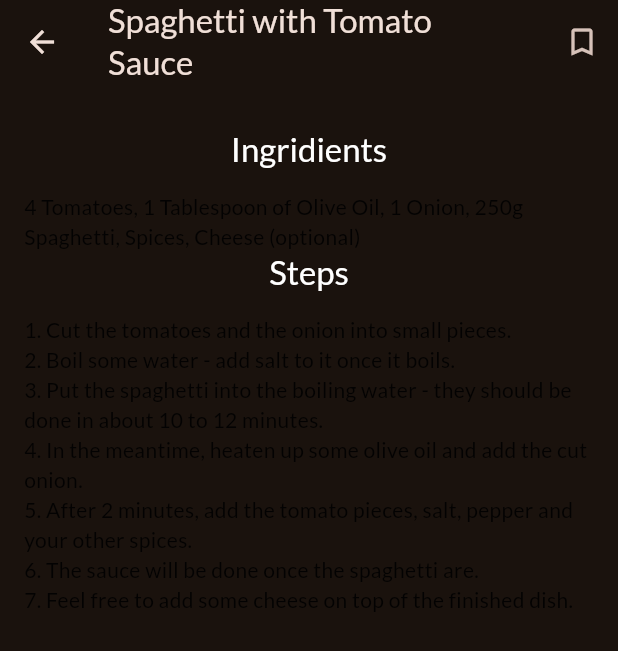
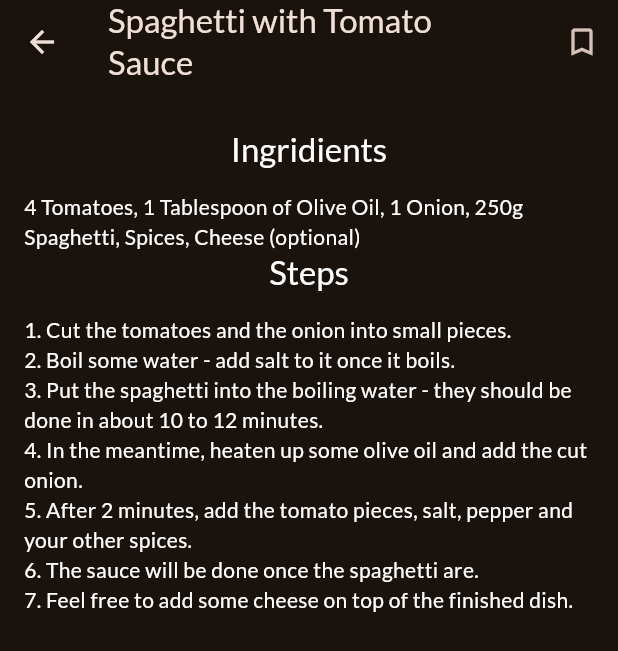
Before and after one commit to EncouragedEntity/meals_app, a Flutter app: the MealDetailsPage screen opened directly with sample values from the repository, on a phone screen of 412 x 824 dp. Shown: the top 651 px of the screen. Run offline on Flutter 3.47's test engine with Material 2 defaults, Android fonts, the phone set to English and light mode, and no system bars; our stand-ins replace google_fonts, transparent_image; network calls fail.

Commit message:
Update main.dart

```diff
--- a/lib/main.dart
+++ b/lib/main.dart
@@ -1,13 +1,10 @@
 import 'package:flutter/material.dart';
 import 'package:google_fonts/google_fonts.dart';
-
-import 'categories.dart';
-
+import 'package:meals_app/pages/tabs.dart';
 
 void main() {
   runApp(const App());
 }
-
 
 final theme = ThemeData(
   useMaterial3: true,
@@ -15,7 +12,7 @@ final theme = ThemeData(
     brightness: Brightness.dark,
     seedColor: const Color.fromARGB(255, 131, 57, 0),
   ),
-  textTheme: GoogleFonts.latoTextTheme(),
+  textTheme: GoogleFonts.latoTextTheme().apply(bodyColor: Colors.white),
 );
 
 class App extends StatelessWidget {
@@ -24,8 +21,9 @@ class App extends StatelessWidget {
   @override
   Widget build(BuildContext context) {
     return MaterialApp(
+      debugShowCheckedModeBanner: false,
       theme: theme,
-      home: const CategoriesScreen(),
+      home: const TabsPage(),
     );
   }
 }
```
